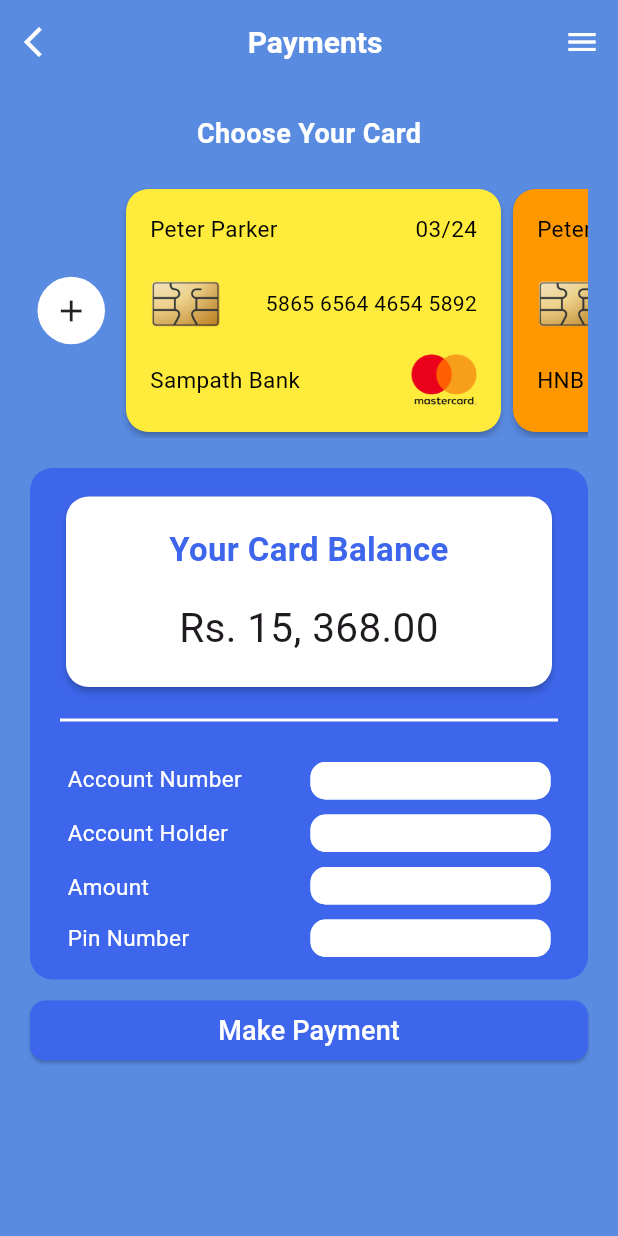
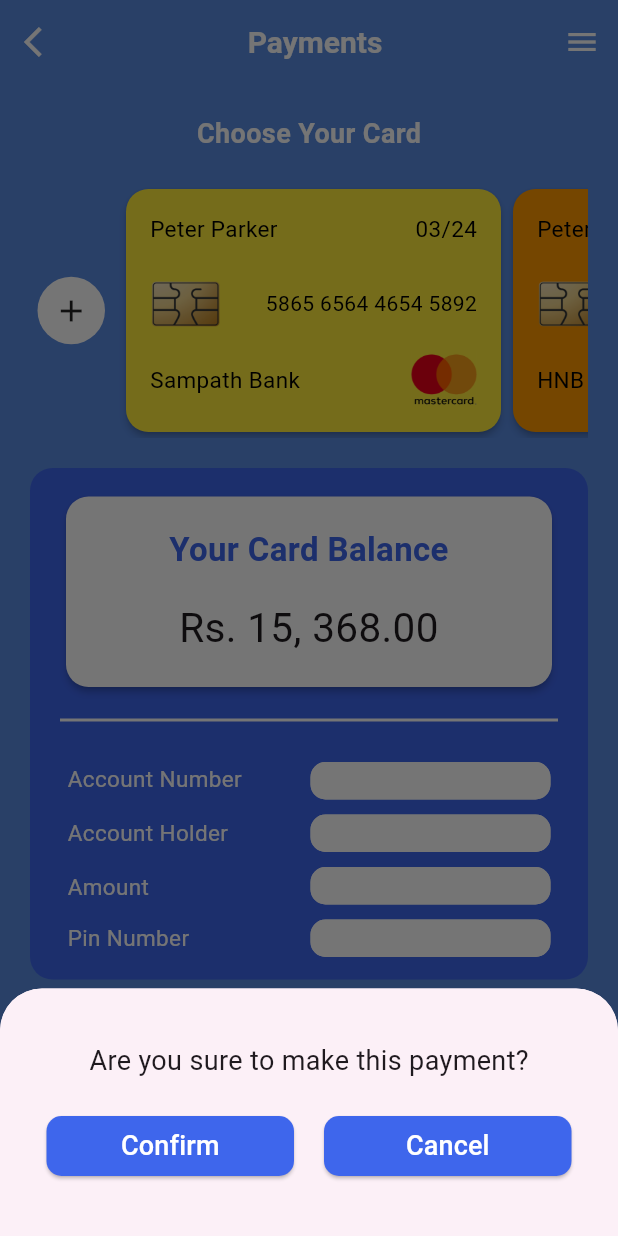
Before and after one commit to Teshan2000/Mobile-Banking-App, a Flutter app: the Payments screen opened directly, after a tap on "Make Payment", on a phone screen of 412 x 824 dp. Run offline on Flutter 3.47's test engine with Material 3 defaults, Android fonts, the light colour scheme and no system bars; our stand-ins replace shared_preferences; accounts and stored records are empty.

Commit message:
Transactions Page
Transactions page was created to display finished transfers and payments.

```diff
--- a/banking_app/lib/screens/payment.dart
+++ b/banking_app/lib/screens/payment.dart
@@ -1,6 +1,7 @@
 import 'package:banking_app/components/bankCard.dart';
 import 'package:banking_app/components/button.dart';
 import 'package:banking_app/screens/addCard.dart';
+import 'package:banking_app/screens/transactions.dart';
 import 'package:flutter/material.dart';
 
 class Payments extends StatefulWidget {
@@ -349,10 +350,65 @@ class _PaymentsState extends State<Payments> {
                 width: double.infinity,
                 disable: false,
                 onPressed: () {
-                  Navigator.push(
-                      context,
-                      MaterialPageRoute(
-                          builder: (context) => const Payments()));
+                  showModalBottomSheet(
+                    context: context,
+                    builder: (_) => BottomSheet(
+                      onClosing: () {
+                        TextButton.icon(
+                            onPressed: () {
+                              Navigator.of(context).pop();
+                            },
+                            icon: const Icon(Icons.close),
+                            label: const Text('Close'));
+                      },
+                      builder: (BuildContext context) {
+                        return SizedBox(height: 165,
+                          child: Padding(
+                            padding: const EdgeInsets.symmetric(vertical: 35),
+                            child: Column(
+                              children: [
+                                const Text(
+                                  'Are you sure to make this payment?',
+                                  style: TextStyle(fontSize: 18),
+                                ),
+                                const SizedBox(height: 20),
+                                Row(
+                                  mainAxisAlignment: MainAxisAlignment.center,
+                                  children: [
+                                    Button(
+                                      title: 'Confirm',
+                                      width: 165,
+                                      disable: false,
+                                      onPressed: () {
+                                        Navigator.push(
+                                            context,
+                                            MaterialPageRoute(
+                                                builder: (context) =>
+                                                    const Transactions()));
+                                      },
+                                    ),
+                                    const SizedBox(width: 20),
+                                    Button(
+                                      title: 'Cancel',
+                                      width: 165,
+                                      disable: false,
+                                      onPressed: () {
+                                        Navigator.push(
+                                            context,
+                                            MaterialPageRoute(
+                                                builder: (context) =>
+                                                    const Payments()));
+                                      },
+                                    ),
+                                  ],
+                                )
+                              ],
+                            ),
+                          ),
+                        );
+                      },
+                    ),
+                  );
                 },
               ),
             ]))));
```
Also changed, not shown: banking_app/lib/screens/transactions.dart (added, +106 -0 lines).
